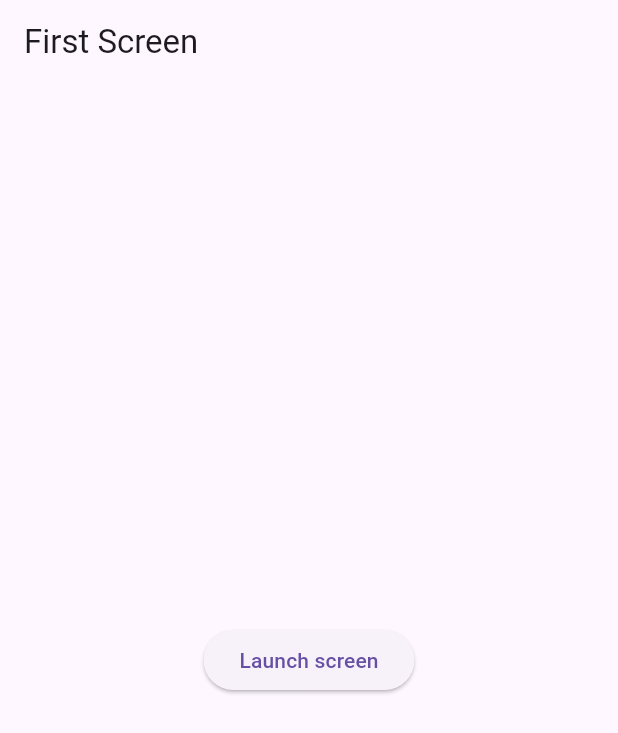
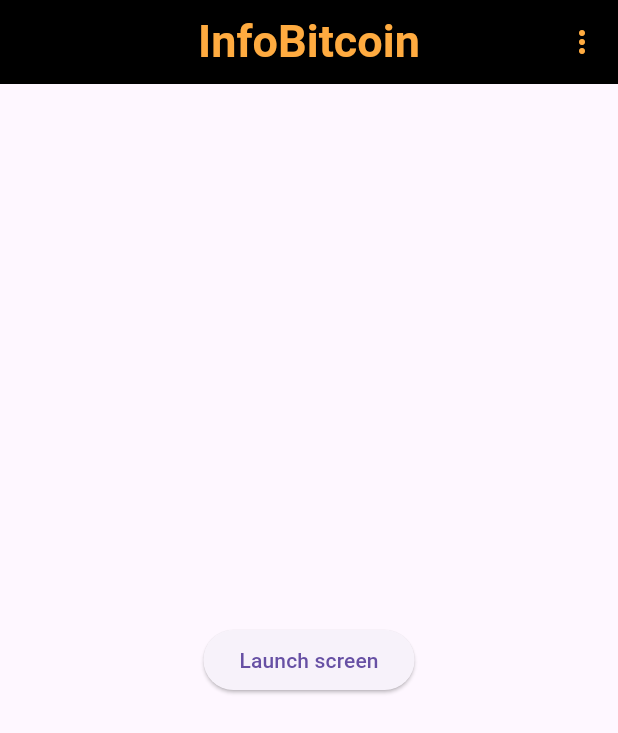
Before and after one commit to brenoluizdev/Info-Bitcoin-with-flutter, a Flutter app: the screen it shows after launch, on a phone screen of 412 x 824 dp. Shown: the top 733 px of the screen. Run offline on Flutter 3.47's test engine with Material 3 defaults, Android fonts, the phone set to English and light mode, and no system bars; Roboto replaces fonts that are missing (Bebas).

Commit message:
ajustando o appBar

```diff
--- a/lib/main.dart
+++ b/lib/main.dart
@@ -12,7 +12,7 @@
   @override
   Widget build(BuildContext context) {
     return MaterialApp(
-      title: 'Flutter Demo',
+      title: 'Informações Bitcoin',
       debugShowCheckedModeBanner: false,
       initialRoute: '/',
       routes: {
--- a/lib/pages/HomeScreen/HomeScreen.dart
+++ b/lib/pages/HomeScreen/HomeScreen.dart
@@ -8,7 +8,17 @@ class HomePage extends StatelessWidget {
   Widget build(BuildContext context) {
     return Scaffold(
       appBar: AppBar(
-        title: const Text('First Screen'),
+        title: const Text('InfoBitcoin', style: TextStyle(fontFamily: 'Bebas', fontWeight: FontWeight.bold, fontSize: 30),),
+        centerTitle: true,
+        foregroundColor: Colors.orangeAccent,
+        backgroundColor: Colors.black,
+        elevation: 0,
+        actions: <Widget>[
+          IconButton(
+            onPressed: () {},
+            icon: const Icon(Icons.more_vert),
+          ),
+        ],
       ),
       body: Center(
         child: ElevatedButton(
```
Also changed, not shown: pubspec.yaml (+6 -68 lines), assets/icons/bitcoin.png (added), pubspec.lock.
